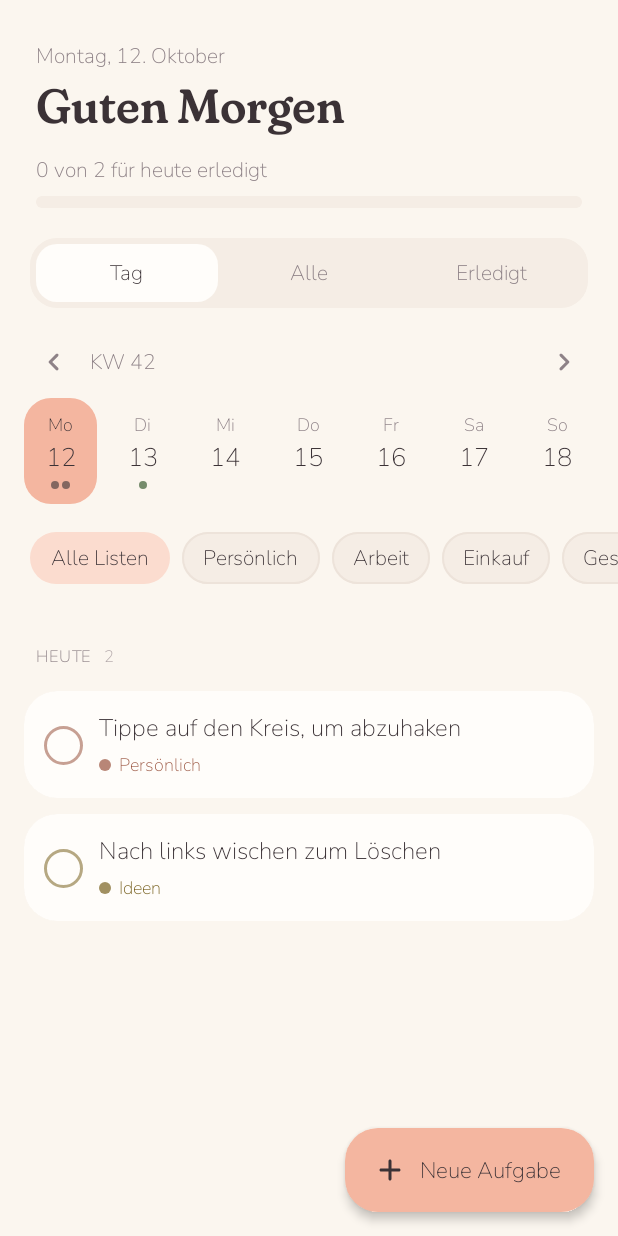
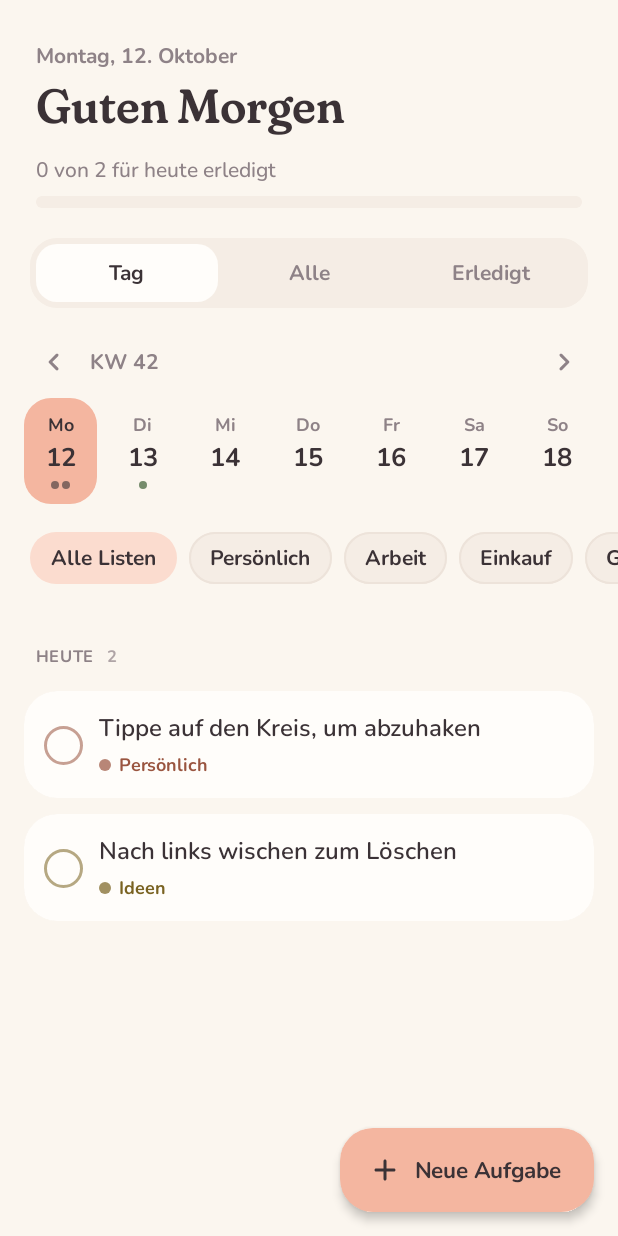
Before and after one commit to Jason-Z-tech/Todo, an Android app built with Jetpack Compose: the screen it shows after launch (MainActivity), on a phone screen of 412 x 824 dp. Run offline under Robolectric (Android 15) with nearby library versions, the phone set to English and light mode, and no system bars.

Commit message:
Schriftgewicht der variablen Nunito korrekt setzen, Emulator-Test der Erinnerung korrigieren
Co-Authored-By: Claude Opus 5.5 <noreply@anthropic.com>
Claude-Session: https://claude.ai/code/session_01HGBHZYh2s1Q9ADbRiwKeYt

```diff
--- a/app/src/main/java/app/tagwerk/ui/theme/Type.kt
+++ b/app/src/main/java/app/tagwerk/ui/theme/Type.kt
@@ -14,11 +14,19 @@ import app.tagwerk.R
 
 /** Nunito – rund und freundlich, für alle Texte. */
 val Nunito = FontFamily(
-    Font(R.font.nunito, weight = FontWeight.Normal),
-    Font(R.font.nunito, weight = FontWeight.Medium),
-    Font(R.font.nunito, weight = FontWeight.SemiBold),
-    Font(R.font.nunito, weight = FontWeight.Bold),
-    Font(R.font.nunito, weight = FontWeight.ExtraBold),
+    nunito(FontWeight.Normal),
+    nunito(FontWeight.Medium),
+    nunito(FontWeight.SemiBold),
+    nunito(FontWeight.Bold),
+    nunito(FontWeight.ExtraBold),
+)
+
+// Variable Schrift: das Gewicht muss explizit gesetzt werden,
+// sonst wird die (sehr dünne) Standardinstanz verwendet.
+private fun nunito(weight: FontWeight) = Font(
+    R.font.nunito,
+    weight = weight,
+    variationSettings = FontVariation.Settings(FontVariation.weight(weight.weight)),
 )
 
 /** Fraunces mit weicher Achse – für Überschriften. */
```
Also changed, not shown: 1 other file.
